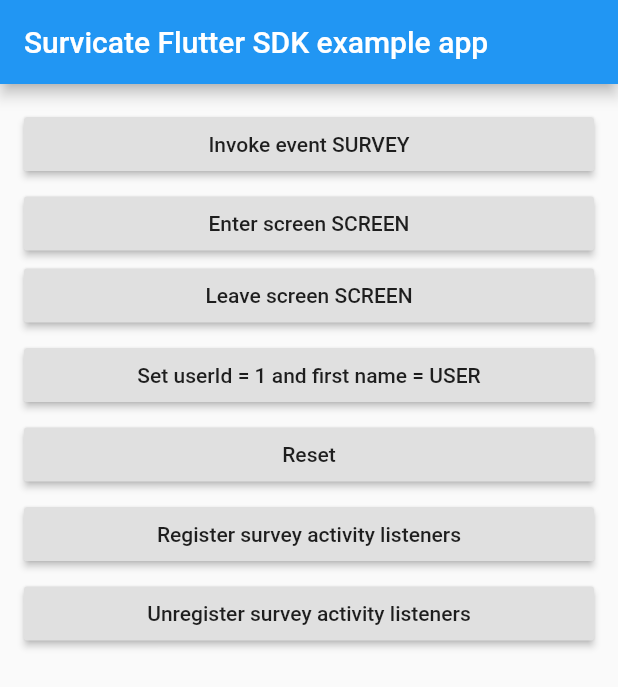
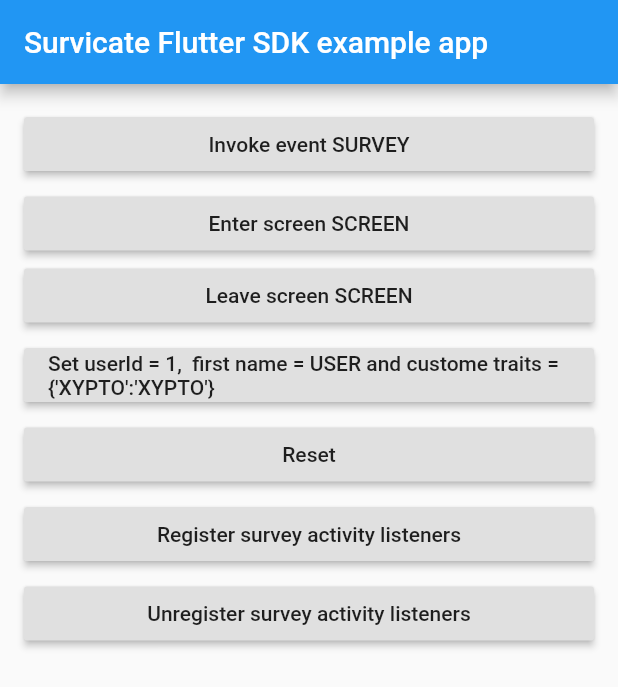
Before and after one commit to andre-paraense/survicate-flutter-sdk, a Flutter app: the screen it shows after launch, on a phone screen of 412 x 824 dp. Shown: the top 687 px of the screen. Run offline on Flutter 3.47's test engine with Material 2 defaults, Android fonts, the phone set to English and light mode, and no system bars.

```diff
--- a/example/lib/main.dart
+++ b/example/lib/main.dart
@@ -68,9 +68,9 @@ class _MyAppState extends State<MyApp> {
               ),
               RaisedButton(
                 onPressed: () {
-                  survicateFlutterSdk.setUserTraits(UserTraitsModel(userId: '1', firstName: 'USER'));
+                  survicateFlutterSdk.setUserTraits(UserTraitsModel(userId: '1', firstName: 'USER', customTraits: <String,String>{'XYPTO':'XYPTO'}));
                 },
-                child: Text('Set userId = 1 and first name = USER'),
+                child: Text('Set userId = 1,  first name = USER and custome traits = {\'XYPTO\':\'XYPTO\'}'),
               ),
               SizedBox(
                 height: 5.0,
```
Also changed, not shown: 1 other file.
